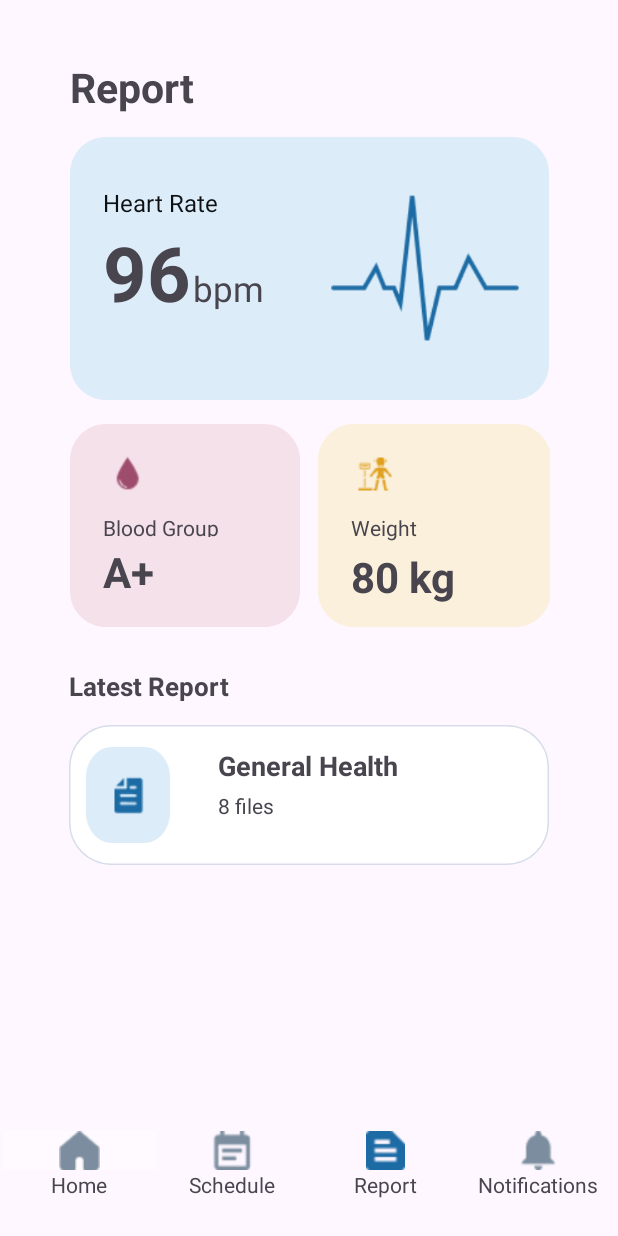
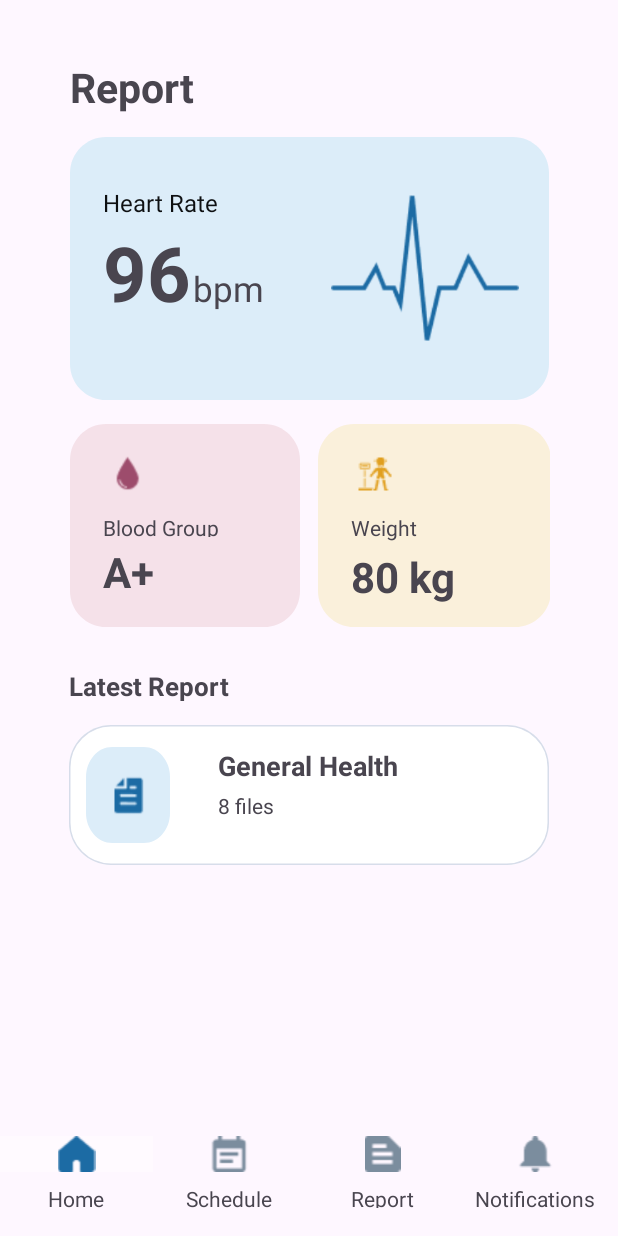
Before and after one commit to JashanpreetSinghp09/PHR_Project, an Android app: the ReportActivity screen opened directly, with no data from a screen before it, on a phone screen of 412 x 824 dp. Run offline under Robolectric (Android 15) with nearby library versions, the phone set to English and light mode, and no system bars.

Commit message:
ReportActivity connection added

```diff
--- a/PHRApplication/app/src/main/res/layout/activity_homepage.xml
+++ b/PHRApplication/app/src/main/res/layout/activity_homepage.xml
@@ -346,6 +346,7 @@
         </LinearLayout>
 
         <LinearLayout
+            android:id="@+id/report4"
             android:layout_width="match_parent"
             android:layout_height="match_parent"
             android:layout_weight="1"
--- a/PHRApplication/app/src/main/res/layout/activity_report.xml
+++ b/PHRApplication/app/src/main/res/layout/activity_report.xml
@@ -8,7 +8,7 @@
 
 
     <TextView
-        android:id="@+id/report"
+        android:id="@+id/report4"
         android:layout_width="88dp"
         android:layout_height="36dp"
         android:layout_marginStart="76dp"
@@ -33,7 +33,7 @@
         android:background="@drawable/rectangle_1"
         app:layout_constraintEnd_toEndOf="parent"
         app:layout_constraintStart_toStartOf="parent"
-        app:layout_constraintTop_toBottomOf="@+id/report">
+        app:layout_constraintTop_toBottomOf="@+id/report4">
 
         <LinearLayout
             android:layout_width="109dp"
@@ -191,6 +191,7 @@
         app:layout_constraintTop_toBottomOf="@+id/linearLayout4" />
 
     <LinearLayout
+        android:id="@+id/linearLayout5"
         android:layout_width="320dp"
         android:layout_height="242dp"
         android:layout_marginStart="45dp"
@@ -234,7 +235,7 @@
                     android:layout_marginBottom="8dp"
                     android:text="General Health"
                     android:textSize="18dp"
-                    android:textStyle="bold"/>
+                    android:textStyle="bold" />
 
                 <TextView
                     android:id="@+id/textView7"
@@ -248,11 +249,13 @@
     <LinearLayout
         android:id="@+id/linearLayout3"
         android:layout_width="408dp"
-        android:layout_height="70dp"
+        android:layout_height="48dp"
+        android:layout_marginTop="48dp"
         android:orientation="horizontal"
-        app:layout_constraintBottom_toBottomOf="parent"
         app:layout_constraintEnd_toEndOf="parent"
-        app:layout_constraintStart_toStartOf="parent">
+        app:layout_constraintHorizontal_bias="0.0"
+        app:layout_constraintStart_toStartOf="parent"
+        app:layout_constraintTop_toBottomOf="@+id/linearLayout5">
 
         <LinearLayout
             android:layout_width="match_parent"
@@ -263,31 +266,33 @@
             <ImageView
                 android:id="@+id/imageView11"
                 android:layout_width="match_parent"
-                android:layout_height="1dp"
+                android:layout_height="24dp"
                 android:layout_weight="1"
                 android:background="#5EFFFFFF"
-                app:srcCompat="@drawable/homegreyfooter"
-                tools:srcCompat="@drawable/homegreyfooter" />
+                app:srcCompat="@drawable/home"
+                tools:srcCompat="@drawable/home" />
 
             <TextView
                 android:id="@+id/textView5"
                 android:layout_width="match_parent"
-                android:layout_height="wrap_content"
+                android:layout_height="16dp"
+                android:layout_marginTop="8dp"
                 android:layout_weight="1"
                 android:text="Home"
                 android:textAlignment="center" />
         </LinearLayout>
 
         <LinearLayout
+            android:id="@+id/schedule"
             android:layout_width="match_parent"
             android:layout_height="match_parent"
             android:layout_weight="1"
             android:orientation="vertical">
 
             <ImageView
-                android:id="@+id/imageView12"
+                android:id="@+id/imageView_schedule"
                 android:layout_width="match_parent"
-                android:layout_height="1dp"
+                android:layout_height="24dp"
                 android:layout_weight="1"
                 app:srcCompat="@drawable/schedule"
                 tools:srcCompat="@drawable/schedule" />
@@ -295,13 +300,15 @@
             <TextView
                 android:id="@+id/textView6"
                 android:layout_width="match_parent"
-                android:layout_height="wrap_content"
+                android:layout_height="16dp"
+                android:layout_marginTop="8dp"
                 android:layout_weight="1"
                 android:text="Schedule"
                 android:textAlignment="center" />
         </LinearLayout>
 
         <LinearLayout
+            android:id="@+id/report4"
             android:layout_width="match_parent"
             android:layout_height="match_parent"
             android:layout_weight="1"
@@ -310,15 +317,16 @@
             <ImageView
                 android:id="@+id/imageView13"
                 android:layout_width="match_parent"
-                android:layout_height="1dp"
+                android:layout_height="24dp"
                 android:layout_weight="1"
-                app:srcCompat="@drawable/reportfooter"
-                tools:srcCompat="@drawable/reportfooter" />
+                app:srcCompat="@drawable/report"
+                tools:srcCompat="@drawable/report" />
 
             <TextView
                 android:id="@+id/textView9"
                 android:layout_width="match_parent"
-                android:layout_height="wrap_content"
+                android:layout_height="16dp"
+                android:layout_marginTop="8dp"
                 android:layout_weight="1"
                 android:text="Report"
                 android:textAlignment="center" />
@@ -333,7 +341,7 @@
             <ImageView
                 android:id="@+id/imageView14"
                 android:layout_width="match_parent"
-                android:layout_height="1dp"
+                android:layout_height="24dp"
                 android:layout_weight="1"
                 app:srcCompat="@drawable/notifications"
                 tools:srcCompat="@drawable/notifications" />
@@ -341,7 +349,8 @@
             <TextView
                 android:id="@+id/textView10"
                 android:layout_width="match_parent"
-                android:layout_height="wrap_content"
+                android:layout_height="16dp"
+                android:layout_marginTop="8dp"
                 android:layout_weight="1"
                 android:text="Notifications"
                 android:textAlignment="center" />
```
Also changed, not shown: PHRApplication/app/src/main/java/com/example/phr_application/HomepageActivity.java (+9 -1 lines), PHRApplication/app/src/main/res/layout/activity_schedule.xml (+133 -125 lines).
